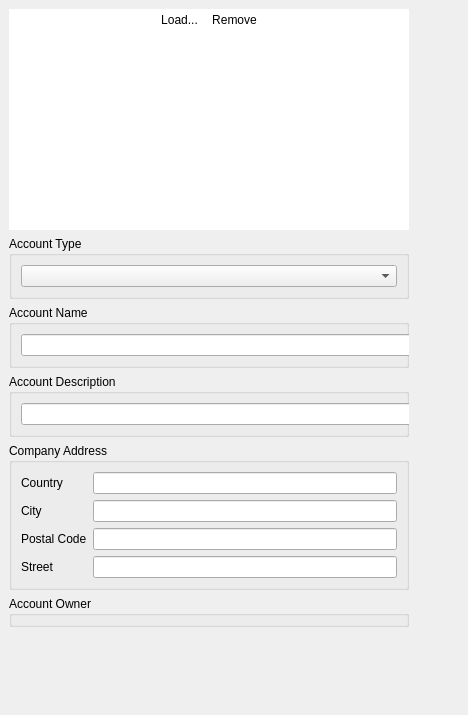
First picture: the form in Include/imtauthgui/CAccountInfoEditorComp.ui, repository ImagingTools/ImtCore, before the edit.
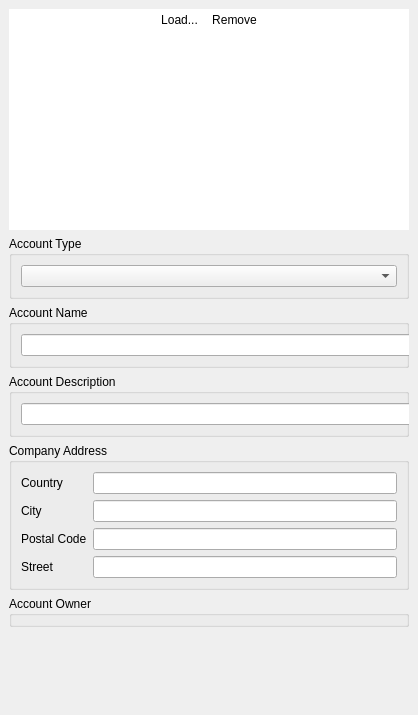
Second picture: the form after the edit. Icons and pictures are not drawn.

```diff
--- a/Include/imtauthgui/CAccountInfoEditorComp.ui
+++ b/Include/imtauthgui/CAccountInfoEditorComp.ui
@@ -6,7 +6,7 @@
    <rect>
     <x>0</x>
     <y>0</y>
-    <width>468</width>
+    <width>418</width>
     <height>715</height>
    </rect>
   </property>
@@ -54,7 +54,7 @@
        <rect>
         <x>0</x>
         <y>0</y>
-        <width>468</width>
+        <width>418</width>
         <height>715</height>
        </rect>
       </property>
```
